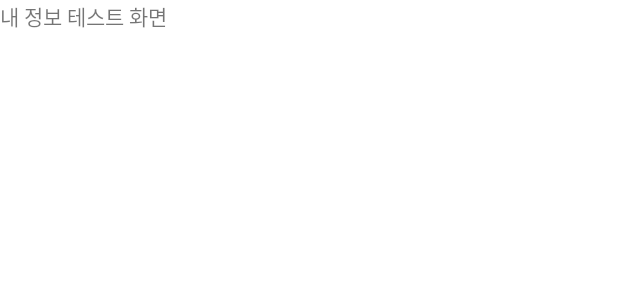
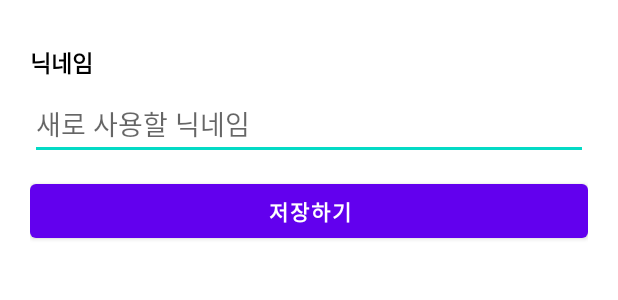
Before and after one commit to zcKO/OrderDelivery_20220222, an Android app: the layout fragment_my_profile.xml on its own in the app's theme, with its tools: preview values and no code run, on a phone screen of 412 x 824 dp. Shown: the top 300 px of the screen. Run offline under Robolectric (Android 15) with nearby library versions, the phone set to English and light mode, and no system bars.

Commit message:
닉네임 변경 화면 작성

```diff
--- a/app/src/main/res/layout/fragment_my_profile.xml
+++ b/app/src/main/res/layout/fragment_my_profile.xml
@@ -2,11 +2,31 @@
 <LinearLayout xmlns:android="http://schemas.android.com/apk/res/android"
     android:layout_width="match_parent"
     android:layout_height="match_parent"
+    android:padding="20dp"
     android:orientation="vertical">
 
     <TextView
+        android:text="닉네임"
+        android:layout_marginTop="10dp"
         android:layout_width="wrap_content"
+        android:textSize="15sp"
+        android:textColor="@color/black"
+        android:textStyle="bold"
+        android:layout_height="wrap_content" />
+
+    <EditText
+        android:id="@+id/inputNickNameEditText"
+        android:layout_width="match_parent"
         android:layout_height="wrap_content"
-        android:text="내 정보 테스트 화면"/>
+        android:layout_marginTop="5dp"
+        android:hint="새로 사용할 닉네임"/>
+
+    <Button
+        android:id="@+id/saveNicknameButton"
+        android:layout_width="match_parent"
+        android:layout_marginTop="10dp"
+        android:layout_height="wrap_content"
+        android:textStyle="bold"
+        android:text="저장하기"/>
 
 </LinearLayout>
```
